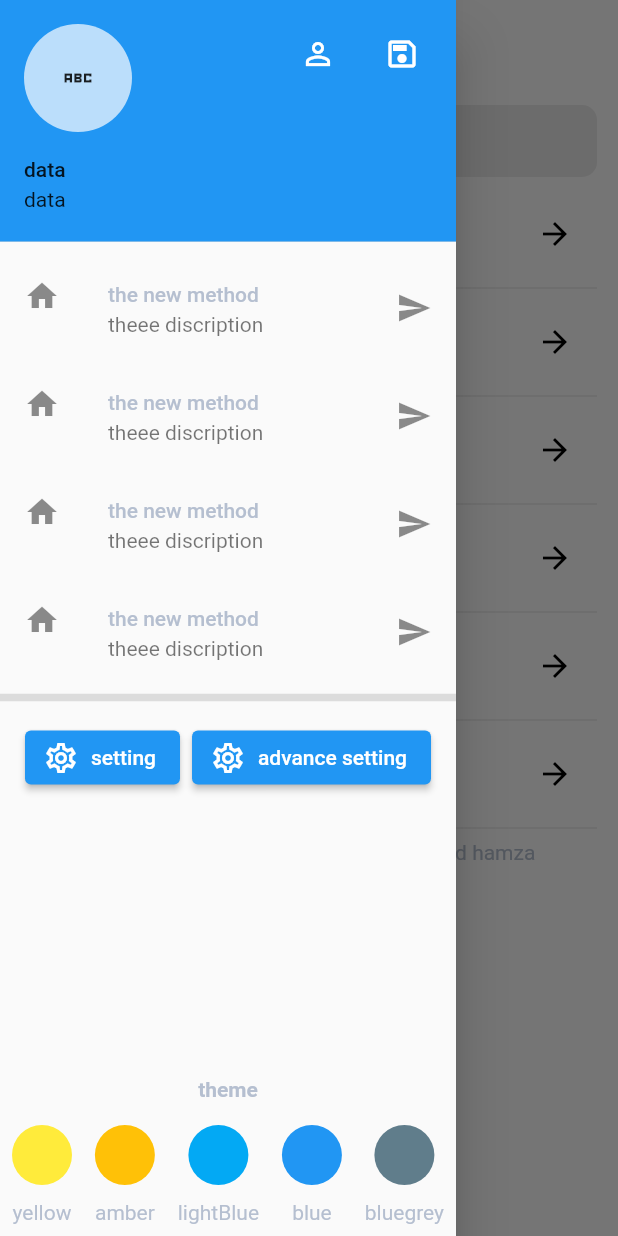
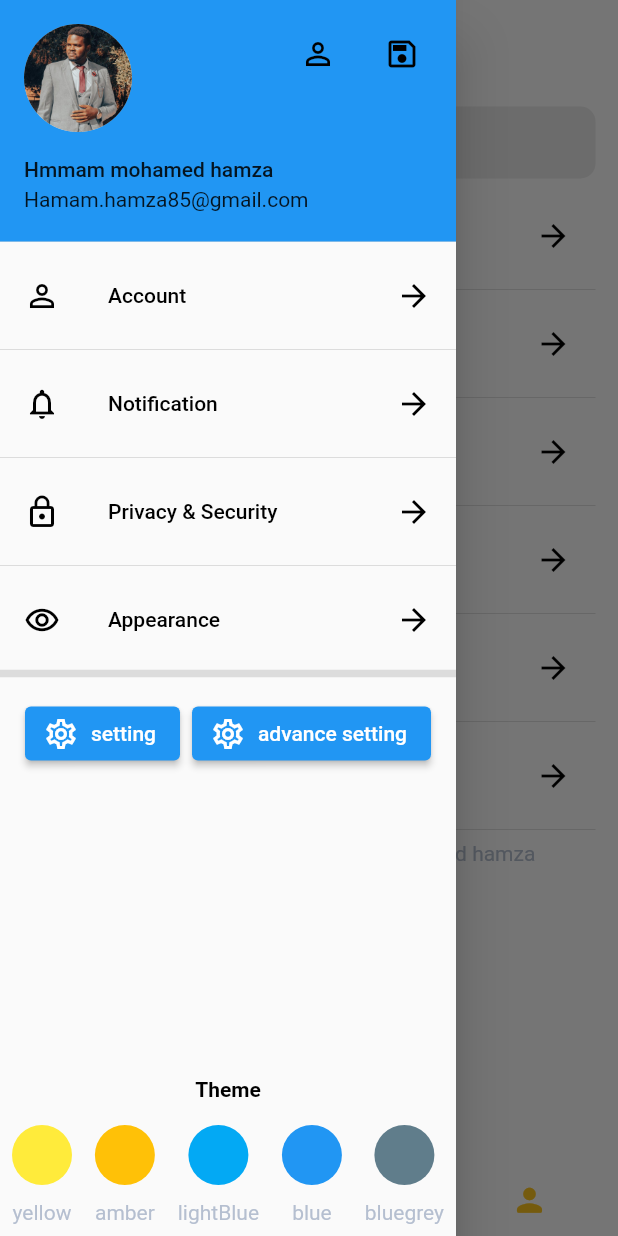
Before and after one commit to malouda0000/my_demo, a Flutter app: the SettingScreen screen opened by its route, with the side drawer open, on a phone screen of 412 x 824 dp. Run offline on Flutter 3.47's test engine with Material 2 defaults, Android fonts, the phone set to English and light mode, and no system bars; our stand-ins replace flutter_svg, get, iconsax, intro_slider.

Commit message:
some bug fixing and adding introduction screen

```diff
--- a/lib/main.dart
+++ b/lib/main.dart
@@ -5,6 +5,9 @@ import 'package:my_demo/screens/about%20screen/about_screen.dart';
 import 'package:my_demo/screens/detials%20screen/detials_screen.dart';
 import 'package:my_demo/screens/home/my_home_page.dart';
 import 'package:my_demo/screens/setting/setting_screen.dart';
+
+import 'screens/intro slider/intro_slider.dart';
+
 // import 'dart:ffi';
 
 //  var size = MediaQuery.of(context).size;
@@ -74,7 +77,7 @@ class MyApp extends StatelessWidget {
         ),
       ),
 
-      home: const MyHomePage(),
+      home: IntroSliderPage(),
     );
   }
 }
--- a/lib/screens/detials screen/detials_screen.dart
+++ b/lib/screens/detials screen/detials_screen.dart
@@ -105,9 +105,9 @@ class _DetialsScreenBodyState extends State<DetialsScreenBody> {
                             CustomRating(
                               ratingColor: kPrimaryColor,
                             ),
-                            CustomRating(
-                              ratingColor: kPrimaryColor,
-                            ),
+                            // CustomRating(
+                            //   ratingColor: kPrimaryColor,
+                            // ),
                             // SmoothStarRating(
                             //   allowHalfRating: true,
                             //   borderColor: kPrimaryColor,
--- a/lib/screens/setting/settign_list_tile.dart
+++ b/lib/screens/setting/settign_list_tile.dart
@@ -4,12 +4,14 @@ import 'package:my_demo/constants.dart';
 class SettingListTile extends StatelessWidget {
   final String theTitle;
   final IconData theIcon;
+  final bool diviedIt;
   Function theFunction;
   SettingListTile({
     Key? key,
     required this.theTitle,
     required this.theIcon,
     required this.theFunction,
+    required this.diviedIt,
   }) : super(key: key);
 
   @override
@@ -22,10 +24,10 @@ class SettingListTile extends StatelessWidget {
             color: kTextBlacColor,
           ),
           title: Text(theTitle,
-              style: TextStyle(
+              style: const TextStyle(
                 color: kTextBlacColor,
               )),
-          trailing: Icon(
+          trailing: const Icon(
             Icons.arrow_forward,
             color: kTextBlacColor,
           ),
@@ -33,7 +35,7 @@ class SettingListTile extends StatelessWidget {
             theFunction;
           },
         ),
-        Divider(),
+        if (diviedIt) const Divider(),
       ],
     );
   }
--- a/lib/screens/setting/setting_screen.dart
+++ b/lib/screens/setting/setting_screen.dart
@@ -3,11 +3,17 @@ import 'package:get/get.dart';
 import 'package:my_demo/constants.dart';
 import 'package:my_demo/screens/setting/search_box.dart';
 import 'package:my_demo/screens/setting/settign_list_tile.dart';
+import 'package:my_demo/widgets/bottom_nav_bar.dart';
 import 'package:my_demo/widgets/the_drawer.dart';
 
-class SettingScreen extends StatelessWidget {
+class SettingScreen extends StatefulWidget {
   const SettingScreen({Key? key}) : super(key: key);
 
+  @override
+  State<SettingScreen> createState() => _SettingScreenState();
+}
+
+class _SettingScreenState extends State<SettingScreen> {
   @override
   Widget build(BuildContext context) {
     Size size = MediaQuery.of(context).size;
@@ -41,8 +47,24 @@ class SettingScreen extends StatelessWidget {
         ),
       ),
       drawer: const TheDrawer(),
-      body: Padding(
-        padding: const EdgeInsets.all(14.0),
+      body: SettingScreenBody(size: size),
+      bottomNavigationBar: const TheBottomeNavBar(),
+    );
+  }
+}
+
+class SettingScreenBody extends StatelessWidget {
+  const SettingScreenBody({
+    Key? key,
+    required this.size,
+  }) : super(key: key);
+
+  final Size size;
+
+  @override
+  Widget build(BuildContext context) {
+    return Container(
+      padding: EdgeInsets.all(15),
       child: Column(
         // mainAxisAlignment: MainAxisAlignment.center,
         crossAxisAlignment: CrossAxisAlignment.center,
@@ -53,31 +75,37 @@ class SettingScreen extends StatelessWidget {
             height: 10,
           ),
           SettingListTile(
+            diviedIt: true,
             theTitle: 'Account',
             theIcon: Icons.person_outline,
             theFunction: () {},
           ),
           SettingListTile(
+            diviedIt: true,
             theTitle: 'Notification',
             theIcon: Icons.notifications_outlined,
             theFunction: () {},
           ),
           SettingListTile(
+            diviedIt: true,
             theTitle: 'Privacy & Security',
             theIcon: Icons.lock_outline,
             theFunction: () {},
           ),
           SettingListTile(
+            diviedIt: true,
             theTitle: 'Appearance',
             theIcon: Icons.remove_red_eye_outlined,
             theFunction: () {},
           ),
           SettingListTile(
+            diviedIt: true,
             theTitle: 'heop & suppourt',
             theIcon: Icons.support_outlined,
             theFunction: () {},
           ),
           SettingListTile(
+            diviedIt: true,
             theTitle: 'about',
             theIcon: Icons.info_outline,
             theFunction: () {},
@@ -88,7 +116,6 @@ class SettingScreen extends StatelessWidget {
           )
         ],
       ),
-      ),
     );
   }
 }
--- a/lib/widgets/the_drawer.dart
+++ b/lib/widgets/the_drawer.dart
@@ -1,6 +1,11 @@
 // import 'dart:js';
 
 import 'package:flutter/material.dart';
+import 'package:my_demo/constants.dart';
+import 'package:my_demo/screens/setting/settign_list_tile.dart';
+
+String accountName = 'Hmmam mohamed hamza';
+String accountEmail = 'Hamam.hamza85@gmail.com';
 
 SizedBox emptySpace = const SizedBox(
   height: 10,
@@ -19,10 +24,30 @@ class TheDrawer extends StatelessWidget {
         // crossAxisAlignment: CrossAxisAlignment.stretch,
         children: [
           const DrawerHeaderpluse(),
-          const DrawerItem(),
-          const DrawerItem(),
-          const DrawerItem(),
-          const DrawerItem(),
+          SettingListTile(
+            diviedIt: true,
+            theTitle: 'Account',
+            theIcon: Icons.person_outline,
+            theFunction: () {},
+          ),
+          SettingListTile(
+            diviedIt: true,
+            theTitle: 'Notification',
+            theIcon: Icons.notifications_outlined,
+            theFunction: () {},
+          ),
+          SettingListTile(
+            diviedIt: true,
+            theTitle: 'Privacy & Security',
+            theIcon: Icons.lock_outline,
+            theFunction: () {},
+          ),
+          SettingListTile(
+            diviedIt: false,
+            theTitle: 'Appearance',
+            theIcon: Icons.remove_red_eye_outlined,
+            theFunction: () {},
+          ),
           const Divider(thickness: 5),
           //
           //
@@ -107,8 +132,9 @@ class TheDrawer extends StatelessWidget {
             padding: EdgeInsets.all(8),
             child: Text(
               textAlign: TextAlign.start,
-              'theme',
+              'Theme',
               style: TextStyle(
+                color: kTextBlacColor,
                 fontWeight: FontWeight.bold,
               ),
             ),
@@ -127,20 +153,36 @@ class DrawerHeaderpluse extends StatelessWidget {
 
   @override
   Widget build(BuildContext context) {
-    return const UserAccountsDrawerHeader(
+    return UserAccountsDrawerHeader(
       currentAccountPicture: CircleAvatar(
-        child: Icon(Icons.abc_sharp),
+        child: Container(
+          // height: MediaQuery.of(context).size.width * 0.3,
+          decoration: const BoxDecoration(
+            shape: BoxShape.circle,
+            image: DecorationImage(
+              image: AssetImage('assets/images/me.jpg'),
+              fit: BoxFit.fitHeight,
+            ),
+          ),
+          // child: Image.asset(
+          //   'assets/images/me.jpg',
+          //   // height: 250,
+          //   // width: 250,
+          // ),
+        ),
       ),
-      accountName: Text('data'),
-      accountEmail: Text('data'),
-      otherAccountsPictures: [
+      accountName: Text(accountName),
+      accountEmail: Text(accountEmail),
+      otherAccountsPictures: const [
         Icon(
           Icons.person_outline,
-          color: Colors.white,
+          // color: Colors.white,
+          color: kTextBlacColor,
         ),
         Icon(
           Icons.save_outlined,
-          color: Colors.white,
+          // color: Colors.white,
+          color: kTextBlacColor,
         )
       ],
     );
@@ -160,18 +202,7 @@ class ColorPicker extends StatelessWidget {
         mainAxisAlignment: MainAxisAlignment.spaceBetween,
         crossAxisAlignment: CrossAxisAlignment.center,
         children: [
-          Column(
-            children: [
-              InkWell(
-                onTap: () {},
-                child: const CircleAvatar(
-                  backgroundColor: Colors.yellow,
-                ),
-              ),
-              emptySpace,
-              const Text("yellow"),
-            ],
-          ),
+          TheThemeColorSelector(),
           Column(
             children: [
               InkWell(
@@ -226,18 +257,26 @@ class ColorPicker extends StatelessWidget {
   }
 }
 
-class DrawerItem extends StatelessWidget {
-  const DrawerItem({Key? key}) : super(key: key);
+class TheThemeColorSelector extends StatelessWidget {
+  const TheThemeColorSelector({
+    Key? key,
+  }) : super(key: key);
+
   @override
   Widget build(BuildContext context) {
-    String title = "the new method";
-    String discription = 'theee discription';
-    return ListTile(
-      leading: const Icon(Icons.home),
-      trailing: const Icon(Icons.send),
-      title: Text(title),
-      subtitle: Text(discription),
-      onTap: () {},
+    return Column(
+      children: [
+        GestureDetector(
+          onTap: () {},
+          child: const CircleAvatar(
+            backgroundColor: Colors.yellow,
+          ),
+        ),
+        emptySpace,
+        const Text(
+          "yellow",
+        ),
+      ],
     );
   }
 }
--- a/pubspec.yaml
+++ b/pubspec.yaml
@@ -52,6 +52,7 @@ dependencies:
   get: ^4.6.5
   iconsax: ^0.0.8
   # flutter_remix: ^0.0.1
+  intro_slider: ^3.0.9
 
 dev_dependencies:
   flutter_test:
```
Also changed, not shown: lib/screens/about screen/about_screen.dart (+20 -8 lines), lib/screens/home/components/item_card_builder.dart (+12 -10 lines), lib/screens/intro slider/intro_slider.dart (added, +154 -0 lines), lib/widgets/bottom_nav_bar.dart (+7 -7 lines), assets/images/discount.png (added), assets/images/hamburger.png (added), assets/images/movie.png (added), assets/images/travel.png (added), pubspec.lock. Lines whose indentation alone changed are shown as unchanged.
